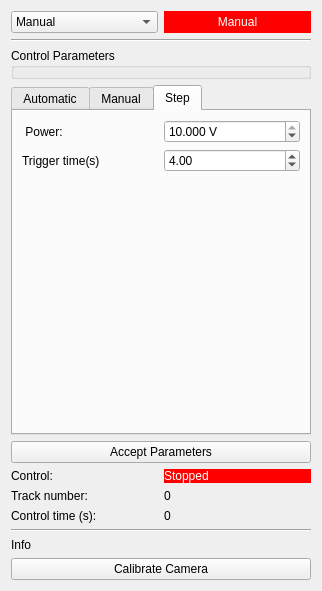
Above: src/laam_laser_control/resources/control.ui from Davidlequnchen/laam_control_ws before the change. Below: the same form after it.
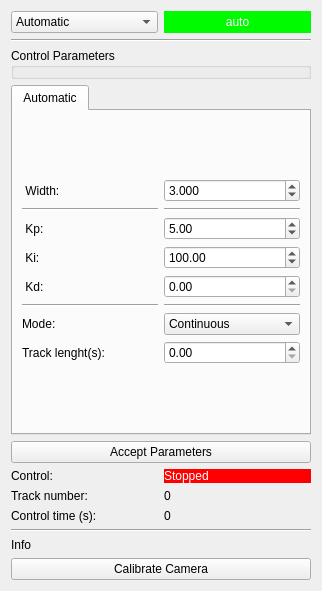
That is the form after the change. The open tabs and pages were chosen to show the change.

Commit message: Clean up GUI and qt panel

```diff
--- a/src/laam_laser_control/resources/control.ui
+++ b/src/laam_laser_control/resources/control.ui
@@ -18,11 +18,6 @@
     <layout class="QHBoxLayout" name="horizontalLayout_2">
      <item>
       <widget class="QComboBox" name="btnMode">
-       <item>
-        <property name="text">
-         <string>Manual</string>
-        </property>
-       </item>
        <item>
         <property name="text">
          <string>Automatic</string>
@@ -38,11 +33,11 @@
      <item>
       <widget class="QLabel" name="lblStatus">
        <property name="styleSheet">
-        <string notr="true">background-color: rgb(255, 0, 0);
+        <string notr="true">background-color: rgb(0, 250, 0);
 color: rgb(255, 255, 255);</string>
        </property>
        <property name="text">
-        <string>Manual</string>
+        <string>auto</string>
        </property>
        <property name="alignment">
         <set>Qt::AlignCenter</set>
@@ -231,144 +226,6 @@
        </item>
       </layout>
      </widget>
-     <widget class="QWidget" name="tab_2">
-      <attribute name="title">
-       <string>Manual</string>
-      </attribute>
-      <layout class="QVBoxLayout" name="verticalLayout_5">
-       <item>
-        <layout class="QGridLayout" name="gridLayout_2">
-         <item row="0" column="1">
-          <widget class="QDoubleSpinBox" name="sbPower">
-           <property name="font">
-            <font>
-             <weight>50</weight>
-             <bold>false</bold>
-            </font>
-           </property>
-           <property name="suffix">
-            <string> W</string>
-           </property>
-           <property name="decimals">
-            <number>3</number>
-           </property>
-           <property name="maximum">
-            <double>5000.000000000000000</double>
-           </property>
-           <property name="singleStep">
-            <double>0.100000000000000</double>
-           </property>
-           <property name="value">
-            <double>500.000000000000000</double>
-           </property>
-          </widget>
-         </item>
-         <item row="0" column="0">
-          <widget class="QLabel" name="lblPower">
-           <property name="font">
-            <font>
-             <weight>50</weight>
-             <bold>false</bold>
-            </font>
-           </property>
-           <property name="text">
-            <string> Power:</string>
-           </property>
-          </widget>
-         </item>
-         <item row="1" column="1">
-          <spacer name="verticalSpacer_2">
-           <property name="orientation">
-            <enum>Qt::Vertical</enum>
-           </property>
-           <property name="sizeHint" stdset="0">
-            <size>
-             <width>20</width>
-             <height>40</height>
-            </size>
-           </property>
-          </spacer>
-         </item>
-        </layout>
-       </item>
-      </layout>
-     </widget>
-     <widget class="QWidget" name="tab_3">
-      <attribute name="title">
-       <string>Step</string>
-      </attribute>
-      <layout class="QVBoxLayout" name="verticalLayout_4">
-       <item>
-        <layout class="QGridLayout" name="gridLayout">
-         <item row="0" column="1">
-          <widget class="QDoubleSpinBox" name="sbPower_2">
-           <property name="font">
-            <font>
-             <weight>50</weight>
-             <bold>false</bold>
-            </font>
-           </property>
-           <property name="suffix">
-            <string> V</string>
-           </property>
-           <property name="decimals">
-            <number>3</number>
-           </property>
-           <property name="maximum">
-            <double>10.000000000000000</double>
-           </property>
-           <property name="singleStep">
-            <double>0.100000000000000</double>
-           </property>
-           <property name="value">
-            <double>10.000000000000000</double>
-           </property>
-          </widget>
-         </item>
-         <item row="1" column="1">
-          <widget class="QDoubleSpinBox" name="sbTime">
-           <property name="value">
-            <double>4.000000000000000</double>
-           </property>
-          </widget>
-         </item>
-         <item row="0" column="0">
-          <widget class="QLabel" name="lblPower_2">
-           <property name="font">
-            <font>
-             <weight>50</weight>
-             <bold>false</bold>
-            </font>
-           </property>
-           <property name="text">
-            <string> Power:</string>
-           </property>
-          </widget>
-         </item>
-         <item row="1" column="0">
-          <widget class="QLabel" name="lblTime">
-           <property name="text">
-            <string>Trigger time(s)</string>
-           </property>
-          </widget>
-         </item>
-         <item row="2" column="1">
-          <spacer name="verticalSpacer_3">
-           <property name="orientation">
-            <enum>Qt::Vertical</enum>
-           </property>
-           <property name="sizeHint" stdset="0">
-            <size>
-             <width>20</width>
-             <height>40</height>
-            </size>
-           </property>
-          </spacer>
-         </item>
-        </layout>
-       </item>
-      </layout>
-     </widget>
     </widget>
    </item>
    <item>
```
Left out of the diff: 7 changed lines with no effect on the pictures. The commit also changes 1 other file.
